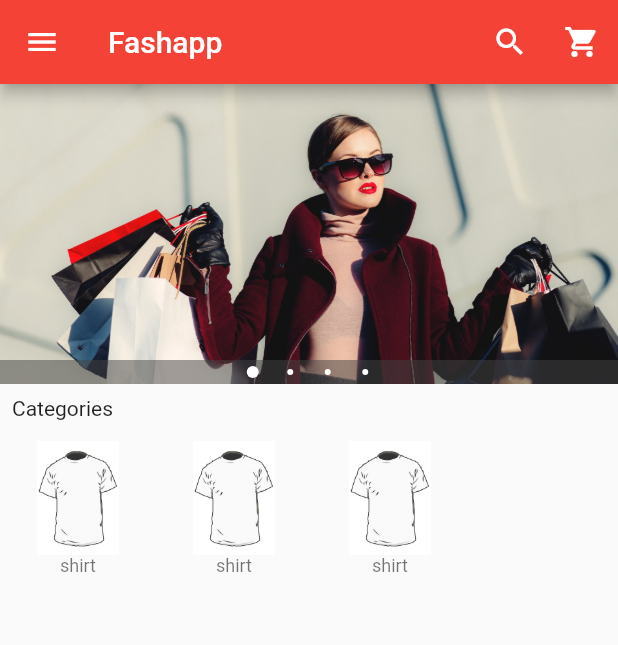
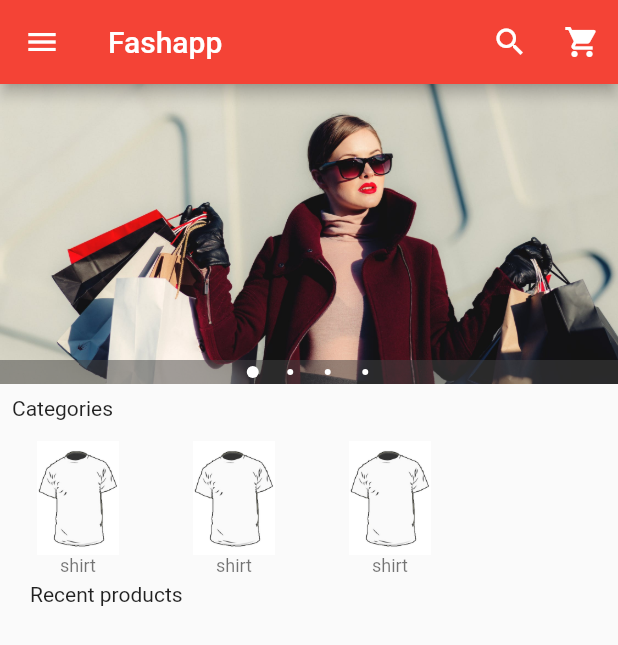
Before and after one commit to tharindu97/Flutter_Projects_1.0_E-commerceApp, a Flutter app: the screen it shows after launch, on a phone screen of 412 x 824 dp. Shown: the top 645 px of the screen. Run offline on Flutter 3.47's test engine with Material 2 defaults, Android fonts, the phone set to English and light mode, and no system bars; drawn by our look-alikes of carousel_pro.

Commit message:
13_start

```diff
--- /dev/null
+++ b/lib/componets/products.dart
@@ -0,0 +1,15 @@
+import 'package:flutter/material.dart';
+
+class Products extends StatefulWidget {
+  @override
+  _ProductsState createState() => _ProductsState();
+}
+
+class _ProductsState extends State<Products> {
+  @override
+  Widget build(BuildContext context) {
+    return Container(
+
+    );
+  }
+}
--- a/lib/main.dart
+++ b/lib/main.dart
@@ -3,6 +3,7 @@ import 'package:carousel_pro/carousel_pro.dart';
 
 //my own imports
 import 'package:ecom/componets/horizontal_listview.dart';
+import 'package:ecom/componets/products.dart';
 
 void main(){
   runApp(MaterialApp(
@@ -141,6 +142,16 @@ class _HomePageState extends State<HomePage> {
           ),
           //Horizontal list view begins here
           HorizontalList(),
+          //padding widget
+          Padding(padding: const EdgeInsets.all(20.0),
+          child: Text('Recent products'),
+          ),
+
+          //grid view
+          Container(
+            height: 320,
+            child: Products(),
+          )
         ],
       ),
     );
```
